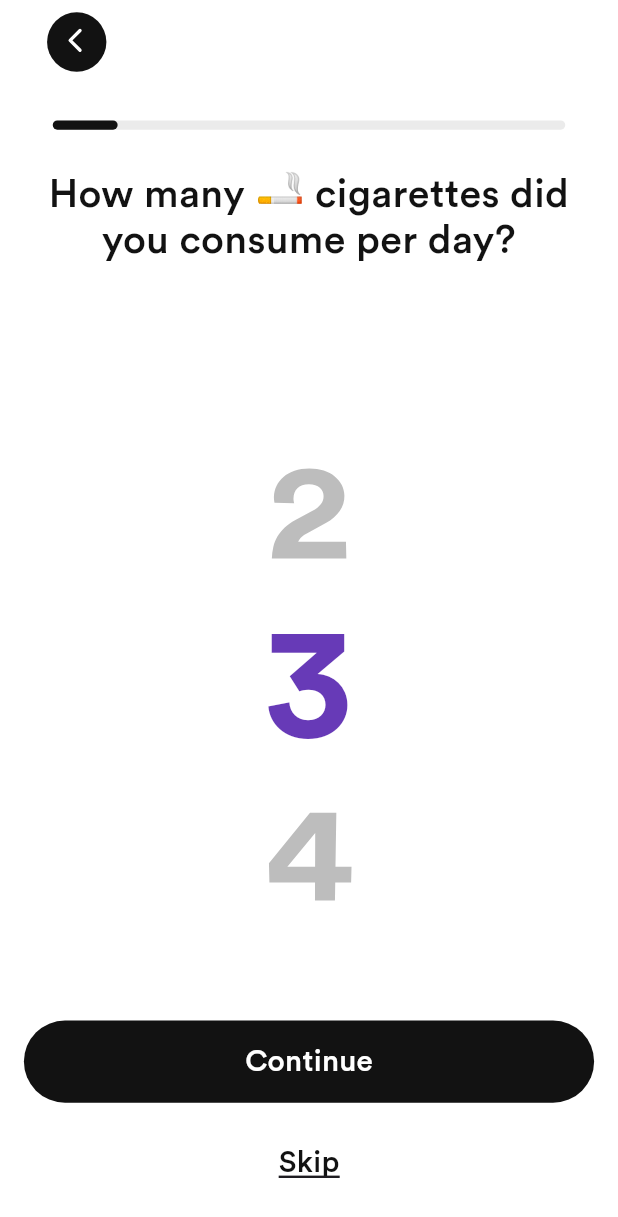
After one commit to ramin443/nicotrack, a Flutter app: the screen it shows after launch, scrolled down 576 dp, after a tap on "Continue", on a phone screen of 412 x 824 dp. The commit adds this screen. Shown: the top 1217 px of the screen. Run offline on Flutter 3.47's test engine with Material 3 defaults, Android fonts, the phone set to English and light mode, and no system bars; drawn by our look-alikes of auto_size_text; our stand-ins replace feather_icons, flutter_screenutil, flutter_svg, get.

Commit message:
Added few more

```diff
--- /dev/null
+++ b/lib/getx-controllers/onboarding-controller.dart
@@ -0,0 +1,151 @@
+import 'package:get/get.dart';
+import 'package:nicotrack/initial/onboarding-questions/question-pages/cost-of-pack.dart';
+import 'package:nicotrack/initial/onboarding-questions/question-pages/last-smoke.dart';
+import 'package:nicotrack/initial/onboarding-questions/question-pages/smoke-frequency.dart';
+import 'package:nicotrack/initial/onboarding-questions/question-pages/one-pack-contents.dart';
+import 'package:nicotrack/initial/onboarding-questions/question-pages/biggest-motivation.dart';
+import 'package:nicotrack/initial/onboarding-questions/question-pages/crave-situations.dart';
+import 'package:nicotrack/initial/onboarding-questions/question-pages/help-need.dart';
+import 'package:nicotrack/initial/onboarding-questions/question-pages/quit-method.dart';
+import 'package:flutter/material.dart';
+import 'package:flutter_screenutil/flutter_screenutil.dart';
+import '../../constants/color-constants.dart';
+import '../../constants/font-constants.dart';
+import '../../constants/image-constants.dart';
+
+class OnboardingController extends GetxController {
+  List<Widget> pages = [
+    LastSmoked(),
+    SmokeFrequency(),
+    CostofPack(),
+    OnePackContents(),
+    BiggestMotivation(),
+    CraveSituations(),
+    HelpNeed(),
+    QuitMethod()
+  ];
+  final PageController pageController = PageController();
+  int currentPage = 0;
+
+  //Page 2 variables - Cigarette frequency
+  int selectedNumber = 3; // Default selected number
+  FixedExtentScrollController listWheelController = FixedExtentScrollController(initialItem: 1);
+  final List<int> numbers = [2, 3, 4];
+
+
+
+  void goToNextPage(int page) {
+    currentPage = page;
+    update();
+  }
+
+  void nextPage() {
+    // Move to the next page
+    if (currentPage < pages.length - 1) {
+      currentPage++;
+      pageController.animateToPage(
+        currentPage,
+        duration: Duration(milliseconds: 500),
+        curve: Curves.easeInOut,
+      );
+    } else {
+      // Handle the case when reaching the last page (e.g., navigate to the main screen)
+      print("Onboarding complete!");
+    }
+  }
+
+  void previousPage() {
+    // Move to the next page
+    if (currentPage > 0) {
+      currentPage--;
+      pageController.animateToPage(
+        currentPage,
+        duration: Duration(milliseconds: 500),
+        curve: Curves.easeInOut,
+      );
+    } else {
+      // Handle the case when reaching the last page (e.g., navigate to the main screen)
+      print("Onboarding complete!");
+    }
+  }
+
+  Widget topSlider() {
+    return Padding(
+      padding: EdgeInsets.symmetric(horizontal: 32.w),
+      child: Container(
+        width: 315.w,
+        height: 6.h,
+        decoration: BoxDecoration(
+          color: Colors.black.withOpacity(0.08),
+          borderRadius: BorderRadius.circular(24.r),
+        ),
+        child: Row(
+          mainAxisAlignment: MainAxisAlignment.start,
+          children: [
+            AnimatedContainer(
+              duration: Duration(milliseconds: 200),
+              width: ((currentPage) / pages.length) * 315.w,
+              height: 6.h,
+              decoration: BoxDecoration(
+                color: nicotrackBlack1,
+                borderRadius: BorderRadius.circular(24.r),
+              ),
+            ),
+          ],
+        ),
+      ),
+    );
+  }
+
+  Widget mainDisplay() {
+    return Expanded(
+      child: PageView.builder(
+        controller: pageController,
+        itemCount: pages.length,
+        onPageChanged: (int page) {
+          goToNextPage(page);
+        },
+        itemBuilder: (context, index) {
+          return AnimatedSwitcher(
+              duration: Duration(milliseconds: 500),
+              child: Container(key: ValueKey<int>(index), child: pages[index]));
+        },
+      ),
+    );
+  }
+
+  Widget cigarreteFrequencyScroll() {
+    return // Number Picker
+        SizedBox(
+          height: 300.h,
+      child: ListWheelScrollView.useDelegate(
+        controller: listWheelController,
+        itemExtent: 120,
+        // Spacing between items
+        perspective: 0.005,
+        diameterRatio: 5.0,
+        physics: FixedExtentScrollPhysics(),
+        onSelectedItemChanged: (index) {
+            selectedNumber = numbers[index];
+            update();
+        },
+        childDelegate: ListWheelChildBuilderDelegate(
+          builder: (context, index) {
+            bool isSelected = selectedNumber == numbers[index];
+
+            return AnimatedDefaultTextStyle(
+              duration: Duration(milliseconds: 300),
+              style: TextStyle(
+                fontSize:  96.sp,
+                fontFamily: circularBold,
+                color: isSelected ? Colors.deepPurple : Colors.grey.shade400,
+              ),
+              child: Center(child: Text(numbers[index].toString())),
+            );
+          },
+          childCount: numbers.length,
+        ),
+      ),
+    );
+  }
+}
--- a/lib/initial/onboarding-questions/onboarding-main-slider.dart
+++ b/lib/initial/onboarding-questions/onboarding-main-slider.dart
@@ -0,0 +1,132 @@
+import 'package:feather_icons/feather_icons.dart';
+import 'package:flutter/material.dart';
+import 'package:flutter_screenutil/flutter_screenutil.dart';
+import 'package:get/get.dart';
+import 'package:nicotrack/getx-controllers/welcome-initial-controller.dart';
+import 'package:nicotrack/initial/welcome-info/slide-pages/track-milestones.dart';
+import 'package:nicotrack/initial/onboarding-questions/question-pages/last-smoke.dart';
+import '../../constants/color-constants.dart';
+import '../../constants/font-constants.dart';
+import '../../constants/image-constants.dart';
+import '../../getx-controllers/onboarding-controller.dart';
+import '../../screens/elements/textAutoSize.dart';
+
+class OnboardingMainSlider extends StatefulWidget {
+  const OnboardingMainSlider({super.key});
+
+  @override
+  State<OnboardingMainSlider> createState() => _OnboardingMainSliderState();
+}
+
+class _OnboardingMainSliderState extends State<OnboardingMainSlider> {
+  @override
+  Widget build(BuildContext context) {
+    return GetBuilder<OnboardingController>(
+        init: OnboardingController(),
+        builder: (onboardingController) {
+          return Scaffold(
+            backgroundColor: Colors.white,
+            body: Stack(
+              children: [
+                SizedBox(
+                  width: double.infinity,
+                  child: Column(
+                    mainAxisAlignment: MainAxisAlignment.start,
+                    children: [
+                      AppBar(
+                        backgroundColor: Colors.transparent,
+                        elevation: 0,
+                        automaticallyImplyLeading: false,
+                        surfaceTintColor: Colors.transparent,
+                        centerTitle: false,
+                        title: Row(
+                          children: [
+                            SizedBox(
+                              width: 14.w,
+                            ),
+                            GestureDetector(
+                              onTap: () {
+                                onboardingController.previousPage();
+                              },
+                              child: Container(
+                                height: 36.w,
+                                width: 36.w,
+                                padding:
+                                    EdgeInsets.only(right: 2.w, bottom: 2.w),
+                                decoration: BoxDecoration(
+                                    shape: BoxShape.circle,
+                                    color: onboardingController.currentPage == 0
+                                        ? Colors.black54
+                                        : nicotrackBlack1),
+                                child: Center(
+                                  child: Icon(
+                                    FeatherIcons.chevronLeft,
+                                    color: Colors.white,
+                                    size: 24.w,
+                                  ),
+                                ),
+                              ),
+                            )
+                          ],
+                        ),
+                      ),
+                      SizedBox(
+                        height: 24.h,
+                      ),
+                      onboardingController.topSlider(),
+                      onboardingController.mainDisplay()
+                    ],
+                  ),
+                ),
+                Align(
+                  alignment: Alignment.bottomCenter,
+                  child: Column(
+                    mainAxisAlignment: MainAxisAlignment.end,
+                    children: [
+                      SizedBox(
+                        height: 18.h,
+                      ),
+                      GestureDetector(
+                        onTap: () {
+                          onboardingController.nextPage();
+                        },
+                        child: Container(
+                          width: 346.w,
+                          height: 54.h,
+                          margin: EdgeInsets.symmetric(vertical: 24.w),
+                          decoration: BoxDecoration(
+                            color: nicotrackBlack1,
+                            borderRadius: BorderRadius.circular(30.r),
+                          ),
+                          child: Center(
+                            child: TextAutoSize(
+                              "Continue",
+                              style: TextStyle(
+                                  fontSize: 18.sp,
+                                  fontFamily: circularMedium,
+                                  color: Colors.white),
+                            ),
+                          ),
+                        ),
+                      ),
+                      TextAutoSize(
+                        "Skip",
+                        style: TextStyle(
+                            fontSize: 18.sp,
+                            decoration: TextDecoration.underline,
+                            // Underline the text
+                            fontFamily: circularMedium,
+                            color: nicotrackBlack1),
+                      ),
+                      SizedBox(
+                        height: 34.h,
+                      )
+                    ],
+                  ),
+                )
+              ],
+            ),
+          );
+        });
+  }
+}
--- /dev/null
+++ b/lib/initial/onboarding-questions/question-pages/last-smoke.dart
@@ -0,0 +1,63 @@
+import 'package:flutter/material.dart';
+import 'package:flutter_screenutil/flutter_screenutil.dart';
+import 'package:flutter_svg/flutter_svg.dart';
+import 'package:flutter/cupertino.dart';
+import '../../../constants/color-constants.dart';
+import '../../../constants/font-constants.dart';
+import '../../../constants/image-constants.dart';
+import '../../../screens/elements/textAutoSize.dart';
+import 'package:get/get.dart';
+
+class LastSmoked extends StatefulWidget {
+  const LastSmoked({super.key});
+
+  @override
+  State<LastSmoked> createState() => _LastSmokedState();
+}
+
+class _LastSmokedState extends State<LastSmoked> {
+  @override
+  Widget build(BuildContext context) {
+    return Column(
+      mainAxisAlignment: MainAxisAlignment.start,
+      crossAxisAlignment: CrossAxisAlignment.center,
+      children: [
+        SizedBox(
+          height: 26.h,
+        ),
+        SizedBox(
+          width: 340.w,
+          child: TextAutoSize(
+            "When was the last time you smoked a 🚬 cigarette?",
+            textAlign: TextAlign.center,
+            style: TextStyle(
+                height: 1.2,
+                fontSize: 24.sp,
+                fontFamily: circularMedium,
+                color: nicotrackBlack1),
+          ),
+        ),
+        Spacer(),
+        Builder(builder: (context) {
+          return
+
+            SizedBox(
+            height: 240.h,
+            child: CupertinoDatePicker(
+              mode: CupertinoDatePickerMode.date,
+              initialDateTime: DateTime.now(),
+              maximumDate: DateTime.now(),
+              onDateTimeChanged: (DateTime newDateTime) {
+                // Handle the selected date
+              },
+            ),
+          );
+        }),
+        Spacer(),
+        Spacer(),
+        Spacer(),
+        Spacer(),
+      ],
+    );
+  }
+}
--- /dev/null
+++ b/lib/initial/onboarding-questions/question-pages/smoke-frequency.dart
@@ -0,0 +1,58 @@
+import 'package:flutter/material.dart';
+import 'package:flutter_screenutil/flutter_screenutil.dart';
+import 'package:flutter_svg/flutter_svg.dart';
+import 'package:get/get.dart';
+
+import '../../../constants/color-constants.dart';
+import '../../../constants/font-constants.dart';
+import '../../../constants/image-constants.dart';
+import '../../../screens/elements/textAutoSize.dart';
+import 'package:nicotrack/getx-controllers/onboarding-controller.dart';
+
+class SmokeFrequency extends StatefulWidget {
+  const SmokeFrequency({super.key});
+
+  @override
+  State<SmokeFrequency> createState() => _LastSmokedState();
+}
+
+class _LastSmokedState extends State<SmokeFrequency> {
+  @override
+  Widget build(BuildContext context) {
+    return
+      GetBuilder<OnboardingController>(
+          init: OnboardingController(),
+          builder: (onboardingController) {
+            return Column(
+              mainAxisAlignment: MainAxisAlignment.start,
+              crossAxisAlignment: CrossAxisAlignment.center,
+              children: [
+                SizedBox(
+                  height: 26.h,
+                ),
+                SizedBox(
+                  width: 340.w,
+                  child: TextAutoSize(
+                    "How many 🚬 cigarettes did you consume per day?",
+                    textAlign: TextAlign.center,
+                    style: TextStyle(
+                        height: 1.2,
+                        fontSize: 24.sp,
+                        fontFamily: circularMedium,
+                        color: nicotrackBlack1),
+                  ),
+                ),
+
+                SizedBox(
+                  height: 18.h,
+                ),
+                Spacer(),
+                onboardingController.cigarreteFrequencyScroll(),
+                Spacer(),
+                Spacer(),
+              ],
+            );
+          }
+      );
+  }
+}
--- a/lib/initial/welcome-info/slide-pages/stay-motivated.dart
+++ b/lib/initial/welcome-info/slide-pages/stay-motivated.dart
@@ -49,7 +49,7 @@ class StayMotivated extends StatelessWidget {
                       color: nicotrackBlack1),
                   children: [
                     TextSpan(
-                      text: "You’re Not Alone. ",
+                      text: "You’re not alone. ",
                     ),
                     TextSpan(
                       text: "Celebrate",
--- a/lib/main.dart
+++ b/lib/main.dart
@@ -1,5 +1,6 @@
 import 'package:flutter/material.dart';
 import 'package:flutter_screenutil/flutter_screenutil.dart';
+import 'package:nicotrack/initial/onboarding-questions/onboarding-main-slider.dart';
 import 'package:nicotrack/initial/splash-screen.dart';
 import 'package:nicotrack/initial/welcome-info/info-slider-main.dart';
 import 'package:nicotrack/initial/welcome-info/welcome-screen.dart';
@@ -26,7 +27,7 @@ class MyApp extends StatelessWidget {
             colorScheme: ColorScheme.fromSeed(seedColor: Colors.deepPurple),
             useMaterial3: true,
           ),
-          home: InfoSliderMain(),
+          home: OnboardingMainSlider(),
         );
       }
     );
```
Also changed, not shown: lib/getx-controllers/welcome-initial-controller.dart (+13 -18 lines), lib/initial/onboarding-questions/question-pages/biggest-motivation.dart (added, +47 -0 lines), lib/initial/onboarding-questions/question-pages/cost-of-pack.dart (added, +47 -0 lines), lib/initial/onboarding-questions/question-pages/crave-situations.dart (added, +47 -0 lines), lib/initial/onboarding-questions/question-pages/help-need.dart (added, +47 -0 lines), lib/initial/onboarding-questions/question-pages/one-pack-contents.dart (added, +47 -0 lines), lib/initial/onboarding-questions/question-pages/quit-method.dart (added, +45 -0 lines).
